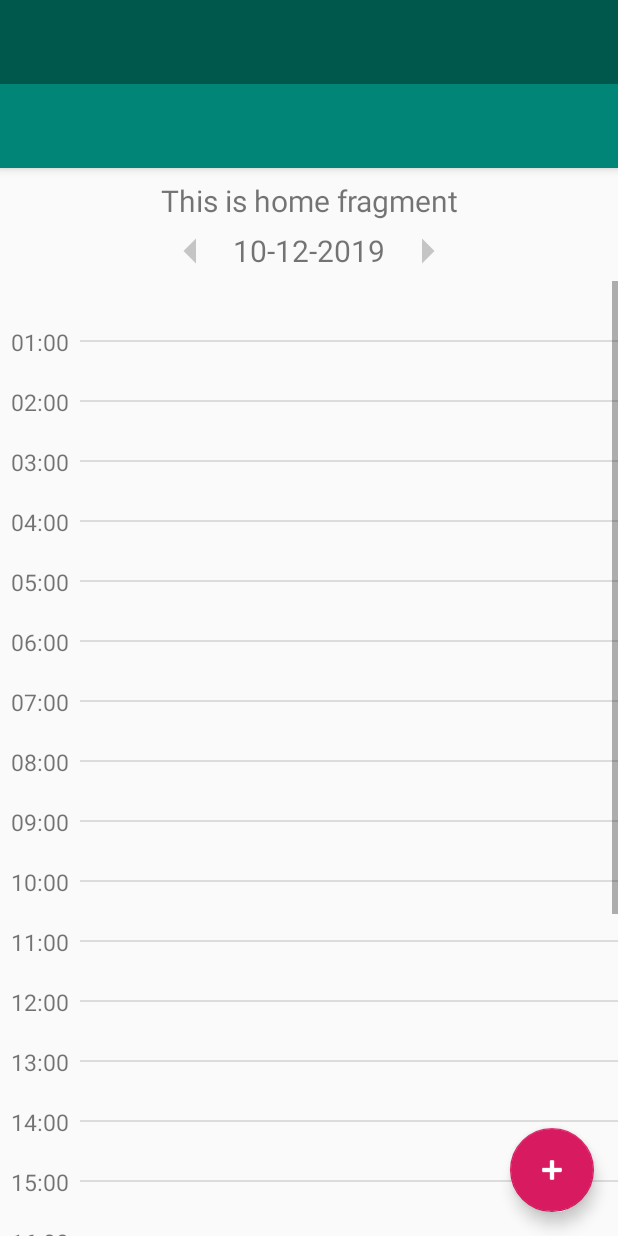
After one commit to davideC00/lesson-calendar-app, an Android app: the layout activity_teacher.xml on its own in the app's theme, with its tools: preview values and no code run, on a phone screen of 412 x 824 dp. The commit adds this screen. Run offline under Robolectric (Android 15) with nearby library versions, the phone set to English and light mode, and no system bars.

Commit message:
ADD: Layout for Teacher Activity

```diff
--- a/src/main/AndroidManifest.xml
+++ b/src/main/AndroidManifest.xml
@@ -13,7 +13,11 @@
         android:theme="@style/AppTheme">
         <activity
             android:name=".ui.SchedulerActivity"
-            android:label="@string/title_activity_orario_scheduler"
+            android:label="@string/title_activity_scheduler"
+            android:theme="@style/AppTheme.NoActionBar" />
+        <activity
+            android:name=".ui.TeacherActivity"
+            android:label="@string/title_activity_teacher"
             android:theme="@style/AppTheme.NoActionBar" />
         <activity
             android:name=".ui.login.LoginActivity"
--- a/src/main/res/layout/activity_orario_scheduler.xml
+++ b/src/main/res/layout/activity_scheduler.xml
@@ -10,7 +10,7 @@
 
 
     <include
-        layout="@layout/app_bar_orario_scheduler"
+        layout="@layout/app_bar_scheduler"
         android:layout_width="match_parent"
         android:layout_height="match_parent" />
 
@@ -21,8 +21,8 @@
         android:layout_height="match_parent"
         android:layout_gravity="start"
         android:fitsSystemWindows="true"
-        app:headerLayout="@layout/nav_header_orario_scheduler"
-        app:menu="@menu/activity_orario_scheduler_drawer" />
+        app:headerLayout="@layout/nav_header_project"
+        app:menu="@menu/activity_project_drawer" />
 
 
 </android.support.v4.widget.DrawerLayout>
--- /dev/null
+++ b/src/main/res/layout/activity_teacher.xml
@@ -0,0 +1,28 @@
+<?xml version="1.0" encoding="utf-8"?>
+<android.support.v4.widget.DrawerLayout xmlns:android="http://schemas.android.com/apk/res/android"
+    xmlns:app="http://schemas.android.com/apk/res-auto"
+    xmlns:tools="http://schemas.android.com/tools"
+    android:id="@+id/drawer_layout"
+    android:layout_width="match_parent"
+    android:layout_height="match_parent"
+    android:fitsSystemWindows="true"
+    tools:openDrawer="start">
+
+
+    <include
+        layout="@layout/app_bar_teacher"
+        android:layout_width="match_parent"
+        android:layout_height="match_parent" />
+
+
+    <android.support.design.widget.NavigationView
+        android:id="@+id/nav_view"
+        android:layout_width="wrap_content"
+        android:layout_height="match_parent"
+        android:layout_gravity="start"
+        android:fitsSystemWindows="true"
+        app:headerLayout="@layout/nav_header_project"
+        app:menu="@menu/activity_project_drawer" />
+
+
+</android.support.v4.widget.DrawerLayout>
--- a/src/main/res/layout/app_bar_orario_scheduler.xml
+++ b/src/main/res/layout/app_bar_teacher.xml
@@ -1,10 +1,9 @@
-<?xml version="1.0" encoding="utf-8"?>
 <android.support.design.widget.CoordinatorLayout xmlns:android="http://schemas.android.com/apk/res/android"
     xmlns:app="http://schemas.android.com/apk/res-auto"
     xmlns:tools="http://schemas.android.com/tools"
     android:layout_width="match_parent"
     android:layout_height="match_parent"
-    tools:context=".ui.SchedulerActivity">
+    tools:context=".ui.TeacherActivity">
 
     <android.support.design.widget.AppBarLayout
         android:layout_width="match_parent"
@@ -20,7 +19,7 @@
 
     </android.support.design.widget.AppBarLayout>
 
-    <include layout="@layout/content_orario_scheduler" />
+    <include layout="@layout/content_teacher" />
 
 
 </android.support.design.widget.CoordinatorLayout>
--- a/src/main/res/layout/content_orario_scheduler.xml
+++ b/src/main/res/layout/content_scheduler.xml
@@ -5,7 +5,7 @@
     android:layout_width="match_parent"
     android:layout_height="match_parent"
     app:layout_behavior="@string/appbar_scrolling_view_behavior"
-    tools:showIn="@layout/app_bar_main">
+    tools:showIn="@layout/app_bar_scheduler">
 
     <fragment
         android:id="@+id/nav_host_fragment"
@@ -16,6 +16,6 @@
         app:layout_constraintLeft_toLeftOf="parent"
         app:layout_constraintRight_toRightOf="parent"
         app:layout_constraintTop_toTopOf="parent"
-        app:navGraph="@navigation/mobile_navigation" />
+        app:navGraph="@navigation/scheduler_navigation" />
 
 </android.support.constraint.ConstraintLayout>
--- /dev/null
+++ b/src/main/res/layout/content_teacher.xml
@@ -0,0 +1,21 @@
+<?xml version="1.0" encoding="utf-8"?>
+<android.support.constraint.ConstraintLayout xmlns:android="http://schemas.android.com/apk/res/android"
+    xmlns:app="http://schemas.android.com/apk/res-auto"
+    xmlns:tools="http://schemas.android.com/tools"
+    android:layout_width="match_parent"
+    android:layout_height="match_parent"
+    app:layout_behavior="@string/appbar_scrolling_view_behavior"
+    tools:showIn="@layout/app_bar_teacher">
+
+    <fragment
+        android:id="@+id/nav_host_fragment"
+        android:name="androidx.navigation.fragment.NavHostFragment"
+        android:layout_width="match_parent"
+        android:layout_height="match_parent"
+        app:defaultNavHost="true"
+        app:layout_constraintLeft_toLeftOf="parent"
+        app:layout_constraintRight_toRightOf="parent"
+        app:layout_constraintTop_toTopOf="parent"
+        app:navGraph="@navigation/teacher_navigation" />
+
+</android.support.constraint.ConstraintLayout>
--- a/src/main/res/navigation/mobile_navigation.xml
+++ b/src/main/res/navigation/scheduler_navigation.xml
@@ -2,14 +2,14 @@
 <navigation xmlns:android="http://schemas.android.com/apk/res/android"
     xmlns:app="http://schemas.android.com/apk/res-auto"
     xmlns:tools="http://schemas.android.com/tools"
-    android:id="@+id/mobile_navigation"
+    android:id="@+id/scheduler_navigation"
     app:startDestination="@+id/nav_home">
 
     <fragment
         android:id="@+id/nav_home"
         android:name="it.uniba.di.sms.orariolezioni.ui.home.HomeFragment"
         android:label="@string/menu_home"
-        tools:layout="@layout/fragment_home" >
+        tools:layout="@layout/fragment_home">
         <action
             android:id="@+id/action_nav_home_to_nav_add_request"
             app:destination="@id/nav_add_lesson"
--- /dev/null
+++ b/src/main/res/navigation/teacher_navigation.xml
@@ -0,0 +1,48 @@
+<?xml version="1.0" encoding="utf-8"?>
+<navigation xmlns:android="http://schemas.android.com/apk/res/android"
+    xmlns:app="http://schemas.android.com/apk/res-auto"
+    xmlns:tools="http://schemas.android.com/tools"
+    android:id="@+id/teacher_navigation"
+    app:startDestination="@+id/nav_home">
+
+    <fragment
+        android:id="@+id/nav_home"
+        android:name="it.uniba.di.sms.orariolezioni.ui.home.HomeFragment"
+        android:label="@string/menu_home"
+        tools:layout="@layout/fragment_home">
+        <action
+            android:id="@+id/action_nav_home_to_nav_add_request"
+            app:destination="@id/nav_add_lesson"
+            app:popUpToInclusive="false" />
+        <argument
+            android:name="date"
+            app:argType="long" />
+    </fragment>
+
+    <fragment
+        android:id="@+id/nav_change_requests"
+        android:name="it.uniba.di.sms.orariolezioni.ui.requests.Requests"
+        android:label="@string/menu_change_requests"
+        tools:layout="@layout/fragment_change_requests" >
+        <action
+            android:id="@+id/action_nav_change_requests_to_nav_home"
+            app:destination="@id/nav_home" />
+    </fragment>
+
+    <fragment
+        android:id="@+id/nav_add_lesson"
+        android:name="it.uniba.di.sms.orariolezioni.ui.addEvent.AddLessonFragment"
+        android:label="Add Lesson"
+        tools:layout="@layout/fragment_add_lesson">
+        <argument
+            android:name="currentDate"
+            app:argType="long" />
+        <action
+            android:id="@+id/action_nav_add_lesson_to_nav_home"
+            app:destination="@+id/nav_home"
+            app:popUpTo="@+id/nav_home"
+            app:popUpToInclusive="true" />
+    </fragment>
+
+
+</navigation>
--- a/src/main/res/values/strings.xml
+++ b/src/main/res/values/strings.xml
@@ -9,7 +9,7 @@
     <string name="invalid_username">Not a valid username</string>
     <string name="invalid_password">Password must be >5 characters</string>
     <string name="login_failed">"Login failed"</string>
-    <string name="title_activity_orario_scheduler">OrarioScheduler</string>
+    <string name="title_activity_scheduler">Scheduler Activity</string>
     <string name="navigation_drawer_open">Open navigation drawer</string>
     <string name="navigation_drawer_close">Close navigation drawer</string>
     <string name="nav_header_title">Android Studio</string>
@@ -59,5 +59,6 @@
     <string name="strTeacher">Teacher</string>
     <string name="str_remove">Remove</string>
     <string name="str_show">Show</string>
+    <string name="title_activity_teacher">Teacher Activity</string>
 
 </resources>
```
Also changed, not shown: src/main/java/it/uniba/di/sms/orariolezioni/ui/SchedulerActivity.java (+1 -9 lines), src/main/java/it/uniba/di/sms/orariolezioni/ui/TeacherActivity.java (+66 -1 lines), src/main/java/it/uniba/di/sms/orariolezioni/ui/login/LoginActivity.java (+5 -2 lines), src/main/res/layout/app_bar_scheduler.xml (added, +26 -0 lines), src/main/res/layout/nav_header_project.xml (renamed from src/main/res/layout/nav_header_orario_scheduler.xml), src/main/res/menu/activity_project_drawer.xml (renamed from src/main/res/menu/activity_orario_scheduler_drawer.xml).
